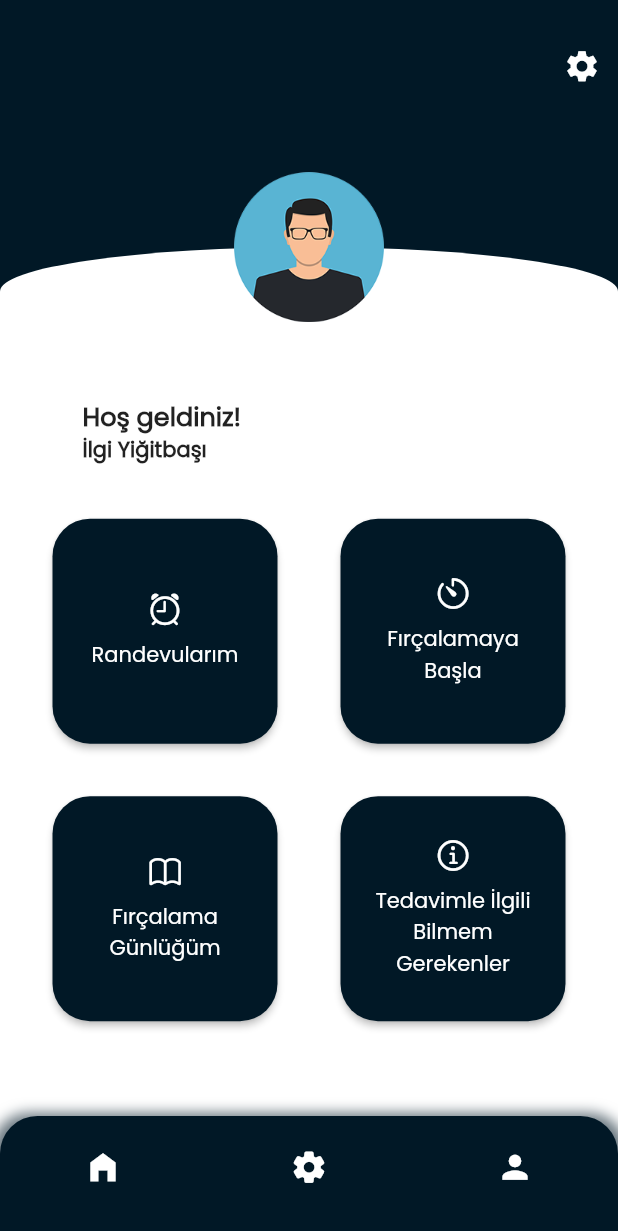
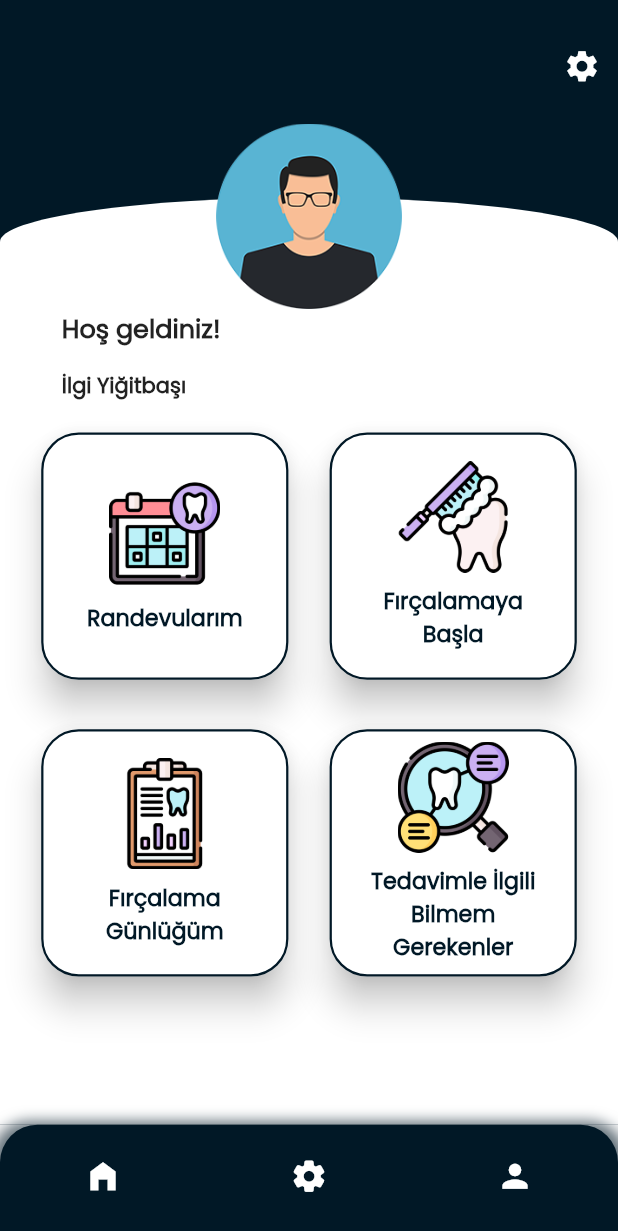
Before and after one commit to ilgiyigitbasi/iTeeth2, a Flutter app: the screen it shows after launch, after a tap on "Giriş Yap", on a phone screen of 412 x 824 dp. Shown: the top 1231 px of the screen. Run offline on Flutter 3.47's test engine with Material 2 defaults, Android fonts, the phone set to English and light mode, and no system bars; our stand-ins replace circular_countdown_timer, flutter_datetime_picker, flutter_screenutil.

Commit message:
responsive improvement

```diff
--- a/lib/Screens/Login.dart
+++ b/lib/Screens/Login.dart
@@ -1,4 +1,5 @@
 import 'package:flutter/material.dart';
+import 'package:flutter_screenutil/flutter_screenutil.dart';
 
 import '../constants.dart';
 class Login extends StatelessWidget {
@@ -17,7 +18,7 @@ class Login extends StatelessWidget {
         children: [
           Positioned(
             top:0,
-              child: Container(
+              child: SizedBox(
                 width: size.width,
                 height: size.height * 0.6,
                 child:  Center(
@@ -27,6 +28,8 @@ class Login extends StatelessWidget {
           ),
           Positioned(
             bottom: 0,
+            child: FittedBox(
+              fit: BoxFit.contain,
               child: Container(
                 width: size.width,
                 height: size.height * 0.4,
@@ -36,11 +39,23 @@ class Login extends StatelessWidget {
                         topLeft: Radius.circular(25),
                         topRight: Radius.circular(25))),
                 child: Column(
+                  children: [
+                    SizedBox(
+                      height: size.height*0.08,
+                      width:  size.width*0.8,
+                      child: Row(
+                        mainAxisAlignment: MainAxisAlignment.end,
+                        children: [
+                          TextButton(onPressed: (){}, child: const Text('Hesap Oluştur', style: TextStyle(color:Color.fromRGBO(1, 24, 38, 1), fontWeight: FontWeight.bold),))
+                        ],
+                      ),
+                    ),
+                    Column(
+                      crossAxisAlignment: CrossAxisAlignment.center,
                       mainAxisAlignment: MainAxisAlignment.center,
-                crossAxisAlignment: CrossAxisAlignment.center,
                       children: [
                         Container(
-                    padding: const EdgeInsets.symmetric(vertical: 25, horizontal: 65),
+                          padding: const EdgeInsets.symmetric(vertical: 0, horizontal: 65),
                           child: TextField(
                               controller: nameController,
                               style: const TextStyle(color: Color.fromRGBO(1, 24, 38, 1)),
@@ -95,6 +110,9 @@ class Login extends StatelessWidget {
                           ),
                         ),
                       ],
+                    ),
+                  ],
+                ),
               ),
             ),
           )
--- a/lib/Screens/buttons_main.dart
+++ b/lib/Screens/buttons_main.dart
@@ -15,7 +15,7 @@ class ButtonsMain extends StatelessWidget {
           Positioned(
               top: 20,
               child: Container(
-                height: size.height * 0.3,
+                height: size.height * 0.25,
                 width: size.width,
                 alignment: Alignment.topRight,
                 child: IconButton(
@@ -28,7 +28,7 @@ class ButtonsMain extends StatelessWidget {
           Positioned(
             bottom: 0,
             child: Container(
-                height: size.height * 0.8,
+                height: size.height * 0.75,
                 width: size.width,
                 decoration: const BoxDecoration(
                     color: Colors.white,
@@ -38,42 +38,45 @@ class ButtonsMain extends StatelessWidget {
                 child: Column(
                   children: [
                     Container(
-                      transform: Matrix4.translationValues(0, -50, 0),
+                      transform: Matrix4.translationValues(0, -size.height*0.06, 0),
                       child: Image.asset(
                         'assets/avatar.png',
-                        height: 100,
+                        height: size.height*0.15,
                       ),
                     ),
-                    Row(children: const [
-                      Padding(
-                        padding: EdgeInsets.symmetric(horizontal: 55),
-                        child: Text(
+                    Row(mainAxisAlignment: MainAxisAlignment.center,children:  [
+                      Container(
+                        transform: Matrix4.translationValues(0, -size.height*0.06, 0),
+                        height: size.height*0.05,
+                        width:  size.width*0.8,
+                        child: const Text(
                           'Hoş geldiniz!',
                           style: TextStyle(
                               fontSize: 17, fontWeight: FontWeight.bold),
                         ),
                       )
                     ]),
-                    Row(children: const [
-                      Padding(
-                        padding: EdgeInsets.symmetric(horizontal: 55),
-                        child: Text(
+                    Row( mainAxisAlignment: MainAxisAlignment.center,children:  [
+                      Container(
+                        transform: Matrix4.translationValues(0, -size.height*0.06, 0),
+                        height: size.height*0.05,
+                        width: size.width*0.8,
+                        child: const Text(
                           'İlgi Yiğitbaşı',
                           style: TextStyle(
                               fontSize: 14, fontWeight: FontWeight.bold),
                         ),
                       )
                     ]),
-                    Padding(
-                      padding: const EdgeInsets.symmetric(
-                          vertical: 35, horizontal: 35),
+                    Container(
+                      transform: Matrix4.translationValues(0, -size.height*0.06, 0),
                       child: Row(
                         crossAxisAlignment: CrossAxisAlignment.center,
-                        mainAxisAlignment: MainAxisAlignment.spaceBetween,
+                        mainAxisAlignment: MainAxisAlignment.spaceEvenly,
                         children: [
                           SizedBox(
-                            height: 150,
-                            width: 150,
+                            height: size.height*0.20,
+                            width: size.height*0.20,
                             child: ElevatedButton(
                               onPressed: () {
                                 Navigator.of(context).pushNamed(
@@ -81,7 +84,9 @@ class ButtonsMain extends StatelessWidget {
 
                               },
                               style: ElevatedButton.styleFrom(
-                                primary: const Color.fromRGBO(1, 24, 38, 1),
+                                primary: Colors.white,
+                                elevation: 10,
+                                side: const BorderSide(color: Color.fromRGBO(1, 24, 38, 1), width: 1.5),
                                 shape: RoundedRectangleBorder(
                                   borderRadius: BorderRadius.circular(25),
                                 ),
@@ -90,19 +95,20 @@ class ButtonsMain extends StatelessWidget {
                                 mainAxisAlignment: MainAxisAlignment.center,
                                 crossAxisAlignment: CrossAxisAlignment.center,
                                 children: [
-                                  const Icon(CupertinoIcons.alarm),
+                                  Image.asset('assets/calendar.png', height: size.height*0.09,),
                                   Container(
-                                      margin: const EdgeInsets.only(top: 8),
-                                      child: const Text(
+                                      margin:  EdgeInsets.only(top: size.height*0.01),
+                                      child:  Text(
                                         'Randevularım',
+                                        style: TextStyle(color:Color.fromRGBO(1, 24, 38, 1), fontWeight: FontWeight.bold,fontSize: size.height*0.018 ),
                                       )),
                                 ],
                               ),
                             ),
                           ),
                           SizedBox(
-                            height: 150,
-                            width: 150,
+                            height:  size.height*0.20,
+                            width:  size.height*0.20,
                             child: ElevatedButton(
                               onPressed: () {
                                 Navigator.of(context).pushNamed(
@@ -110,9 +116,12 @@ class ButtonsMain extends StatelessWidget {
 
                               },
                               style: ElevatedButton.styleFrom(
-                                primary: const Color.fromRGBO(1, 24, 38, 1),
+                                primary: Colors.white,
+                                elevation: 10,
+                                side: const BorderSide(color: Color.fromRGBO(1, 24, 38, 1), width: 1.5),
                                 shape: RoundedRectangleBorder(
                                   borderRadius: BorderRadius.circular(25),
+
                                 ),
                               ),
                               child: Column(
@@ -121,20 +130,22 @@ class ButtonsMain extends StatelessWidget {
                                 children: [
                                   Padding(
                                     padding: const EdgeInsets.symmetric(
-                                        vertical: 25, horizontal: 10),
+                                        vertical: 15, horizontal: 10),
                                     child: Column(
                                       children: [
                                         Column(
                                           children: [
-                                            const Icon(CupertinoIcons.timer),
+                                            Image.asset('assets/toothbrush.png', height: size.height*0.09,),
                                             Container(
                                                 margin:
-                                                const EdgeInsets.only(top: 8),
-                                                child: const Text(
+                                                 EdgeInsets.only(top: size.height*0.01),
+                                                child:  Text(
                                                   'Fırçalamaya',
+                                                  style: TextStyle(color:Color.fromRGBO(1, 24, 38, 1), fontWeight: FontWeight.bold, fontSize: size.height*0.018 ),
                                                 )),
-                                            const Text(
+                                            Text(
                                               'Başla',
+                                              style: TextStyle(color:Color.fromRGBO(1, 24, 38, 1), fontWeight: FontWeight.bold, fontSize: size.height*0.018  ),
                                             ),
                                           ],
                                         ),
@@ -148,23 +159,25 @@ class ButtonsMain extends StatelessWidget {
                         ],
                       ),
                     ),
-                    Padding(
-                      padding: const EdgeInsets.symmetric(
-                          vertical: 0, horizontal: 35),
+                    Container(
+                      margin: EdgeInsets.only(top: size.height*0.04),
+                      transform: Matrix4.translationValues(0, -size.height*0.06, 0),
                       child: Row(
                         crossAxisAlignment: CrossAxisAlignment.center,
-                        mainAxisAlignment: MainAxisAlignment.spaceBetween,
+                        mainAxisAlignment: MainAxisAlignment.spaceEvenly,
                         children: [
                           SizedBox(
-                            height: 150,
-                            width: 150,
+                            height:  size.height*0.20,
+                            width:  size.height*0.20,
                             child: ElevatedButton(
                               onPressed: () {
                                 Navigator.of(context).pushNamed(
                                     diary_view);
                               },
                               style: ElevatedButton.styleFrom(
-                                primary: const Color.fromRGBO(1, 24, 38, 1),
+                                primary: Colors.white,
+                                elevation: 10,
+                                side: const BorderSide(color: Color.fromRGBO(1, 24, 38, 1), width: 1.5),
                                 shape: RoundedRectangleBorder(
                                   borderRadius: BorderRadius.circular(25),
                                 ),
@@ -175,15 +188,17 @@ class ButtonsMain extends StatelessWidget {
                                   children: [
                                     Column(
                                       children: [
-                                        const Icon(CupertinoIcons.book),
+                                        Image.asset('assets/dental-record.png', height: size.height*0.09,),
                                         Container(
                                             margin:
-                                                const EdgeInsets.only(top: 8),
-                                            child: const Text(
+                                                 EdgeInsets.only(top: size.height*0.01),
+                                            child:  Text(
                                               'Fırçalama',
+                                              style: TextStyle(color:Color.fromRGBO(1, 24, 38, 1), fontWeight: FontWeight.bold, fontSize: size.height*0.018 ),
                                             )),
-                                        const Text(
+                                         Text(
                                           'Günlüğüm',
+                                          style: TextStyle(color:Color.fromRGBO(1, 24, 38, 1), fontWeight: FontWeight.bold, fontSize: size.height*0.018 ),
                                         ),
                                       ],
                                     ),
@@ -191,15 +206,17 @@ class ButtonsMain extends StatelessWidget {
                             ),
                           ),
                           SizedBox(
-                            height: 150,
-                            width: 150,
+                            height:  size.height*0.20,
+                            width:  size.height*0.20,
                             child: ElevatedButton(
                               onPressed: () {
                                 Navigator.of(context).pushNamed(
                                     information_view);
                               },
                               style: ElevatedButton.styleFrom(
-                                primary: const Color.fromRGBO(1, 24, 38, 1),
+                                primary: Colors.white,
+                                elevation: 10,
+                                side: const BorderSide(color: Color.fromRGBO(1, 24, 38, 1), width: 1.5),
                                 shape: RoundedRectangleBorder(
                                   borderRadius: BorderRadius.circular(25),
                                 ),
@@ -208,14 +225,15 @@ class ButtonsMain extends StatelessWidget {
                                 mainAxisAlignment: MainAxisAlignment.center,
                                 crossAxisAlignment: CrossAxisAlignment.center,
                                 children:  [
-                                  const Icon(CupertinoIcons.info),
+                                  Image.asset('assets/analysis.png',height: size.height*0.09,),
                                   Container(
-                                    margin: const EdgeInsets.only(top:8),
-                                    child: const Text(
+                                    margin:  EdgeInsets.only(top: size.height*0.01),
+                                    child:  Text(
                                       'Tedavimle İlgili',
+                                      style: TextStyle(color:Color.fromRGBO(1, 24, 38, 1), fontWeight: FontWeight.bold, fontSize: size.height*0.018 ),
                                     ),
                                   ),
-                                  const Text('Bilmem Gerekenler', textAlign: TextAlign.center,)
+                                   Text('Bilmem Gerekenler', textAlign: TextAlign.center, style: TextStyle(color:Color.fromRGBO(1, 24, 38, 1), fontWeight: FontWeight.bold, fontSize: size.height*0.018 ),)
                                 ],
                               ),
                             ),
--- a/lib/Screens/home.dart
+++ b/lib/Screens/home.dart
@@ -1,4 +1,3 @@
-import 'package:flutter/cupertino.dart';
 import 'package:flutter/material.dart';
 import 'package:iTeeth/Screens/appointment.dart';
 import 'package:iTeeth/Screens/buttons_main.dart';
@@ -41,12 +40,12 @@ class _HomeState extends State<Home> {
 
   @override
   Widget build(BuildContext context) {
+    Size size = MediaQuery.of(context).size;
     return Scaffold(
-      extendBody: true,
       extendBodyBehindAppBar:true,
       body: _widgetOptions.elementAt(_selectedIndex),
       bottomNavigationBar: Container(
-        height: 80,
+        height: size.height*0.09,
         decoration: const BoxDecoration(
           color: Color.fromRGBO(1, 24, 38, 1),
           borderRadius: BorderRadius.only(
--- a/lib/Screens/timer.dart
+++ b/lib/Screens/timer.dart
@@ -26,7 +26,8 @@ class _TimerState extends State<Timer> {
           onPressed: () => {Navigator.of(context).pop()},
         ),
       ),
-      body: Column(
+      body:
+      Column(
         children: [
           Container(
             padding: const EdgeInsets.all(25.0),
@@ -36,7 +37,7 @@ class _TimerState extends State<Timer> {
               children: [
                 CircularCountDownTimer(
                   width: MediaQuery.of(context).size.width*0.7,
-                  height: MediaQuery.of(context).size.height*0.5,
+                  height: MediaQuery.of(context).size.height*0.5612,
                   duration: _duration,
                   controller: CountDownController(),
                   isReverse: true,
--- a/lib/components/custom_dialog_timer.dart
+++ b/lib/components/custom_dialog_timer.dart
@@ -1,10 +1,10 @@
-
 import 'dart:ui';
 import 'package:flutter/cupertino.dart';
 import 'package:flutter/material.dart';
 
 class CustomDialogBoxTimer extends StatefulWidget {
-  const CustomDialogBoxTimer({Key? key, @required this.isChecked}) : super(key: key);
+  const CustomDialogBoxTimer({Key? key, @required this.isChecked})
+      : super(key: key);
   final isChecked;
 
   @override
@@ -12,6 +12,8 @@ class CustomDialogBoxTimer extends StatefulWidget {
 }
 
 class _CustomDialogBoxState extends State<CustomDialogBoxTimer> {
+  bool isChecked = false;
+
   @override
   Widget build(BuildContext context) {
     return Dialog(
@@ -23,52 +25,79 @@ class _CustomDialogBoxState extends State<CustomDialogBoxTimer> {
       child: contentBox(context),
     );
   }
-  contentBox(context){
+
+  contentBox(context) {
     return Stack(
       children: <Widget>[
         Container(
-          padding: const EdgeInsets.only(left: 20,top: 45
-              + 20, right: 20,bottom: 20
-          ),
+          padding: const EdgeInsets.only(
+              left: 20, top: 45 + 20, right: 20, bottom: 20),
           margin: const EdgeInsets.only(top: 45),
           decoration: BoxDecoration(
               shape: BoxShape.rectangle,
               color: Colors.white,
               borderRadius: BorderRadius.circular(20),
               boxShadow: const [
-                BoxShadow(color: Colors.black,offset: Offset(0,10),
-                    blurRadius: 10
-                ),
-              ]
-          ),
+                BoxShadow(
+                    color: Colors.black, offset: Offset(0, 10), blurRadius: 10),
+              ]),
           child: Column(
             mainAxisSize: MainAxisSize.min,
             children: <Widget>[
-              const Text('Tebrikler',style: TextStyle(fontSize: 19,fontWeight: FontWeight.w600),),
-              const SizedBox(height: 15,),
+              const Text(
+                'Tebrikler',
+                style: TextStyle(fontSize: 19, fontWeight: FontWeight.w600),
+              ),
+              const SizedBox(
+                height: 15,
+              ),
               const Text('Fırçalamayı tamamladınız!'),
-              const SizedBox(height: 22,),
+              const SizedBox(
+                height: 22,
+              ),
+              Row(
+                mainAxisAlignment: MainAxisAlignment.center,
+                children: [
+                  Checkbox(
+                    value: isChecked,
+                    onChanged: (value) {
+                      setState(() {
+                        isChecked = !isChecked;
+                      });
+                    },
+                  ),
+
+                  Text('Arayüz fırçası kullandım')
+                ],
+              ),
+
               Align(
                 alignment: Alignment.bottomRight,
-                child: FlatButton(
-                    onPressed: (){
+                child: TextButton(
+                    onPressed: () {
                       Navigator.of(context).pop();
                     },
-                    child: const Text('kaydet',style: TextStyle(fontSize: 13),)),
+                    child: const Text(
+                      'Kaydet',
+                      style: TextStyle(fontSize: 13),
+                    )),
               ),
             ],
           ),
         ),
-        const Positioned(
+         Positioned(
           left: 20,
           right: 20,
           child: CircleAvatar(
-            backgroundColor: Color.fromRGBO(1, 24, 38, 1),
+            backgroundColor: Colors.grey[200],
             radius: 45,
-            child: ClipRRect(
+            child: const ClipRRect(
                 borderRadius: BorderRadius.all(Radius.circular(45)),
-                child: Icon(Icons.add_circle, color: Colors.white, size: 48,)
-            ),
+                child: Icon(
+                  Icons.add_circle,
+                  color: Colors.white,
+                  size: 48,
+                )),
           ),
         ),
       ],
--- a/lib/constants.dart
+++ b/lib/constants.dart
@@ -8,3 +8,4 @@ const String appointment_view = 'appointment_view';
 const String timer_view = 'timer_view';
 const String diary_view = 'diary_view';
 const String information_view = 'information_view';
+const String splash_view = 'splash_view';
--- a/lib/main.dart
+++ b/lib/main.dart
@@ -1,4 +1,5 @@
 import 'package:flutter/material.dart';
+import 'package:flutter_screenutil/flutter_screenutil.dart';
 import 'package:iTeeth/Screens/Login.dart';
 
 import 'app_router.dart';
--- a/pubspec.yaml
+++ b/pubspec.yaml
@@ -39,6 +39,7 @@ dependencies:
   flutter_datetime_picker: ^1.5.1
   intl: ^0.17.0
   flutter_launcher_icons: ^0.9.2
+  flutter_screenutil: ^5.1.1
 
 dev_dependencies:
   flutter_test:
@@ -76,6 +77,11 @@ flutter:
     - assets/Artboard 81.png
     - assets/x-ray.png
     - assets/nutrition.png
+    - assets/calendar.png
+    - assets/toothbrush.png
+    - assets/dental-record.png
+    - assets/analysis.png
+    - assets/dental-care.png
 
 
   # To add assets to your application, add an assets section, like this:
```
Also changed, not shown: lib/Screens/asd.dart (deleted, +0 -118 lines), assets/analysis.png (added), assets/calendar.png (added), assets/dental-care.png (added), assets/dental-record.png (added), assets/nutrition.png (added), assets/toothbrush.png (added), assets/x-ray.png (added), pubspec.lock, 8 other files. Lines whose indentation alone changed are shown as unchanged.
